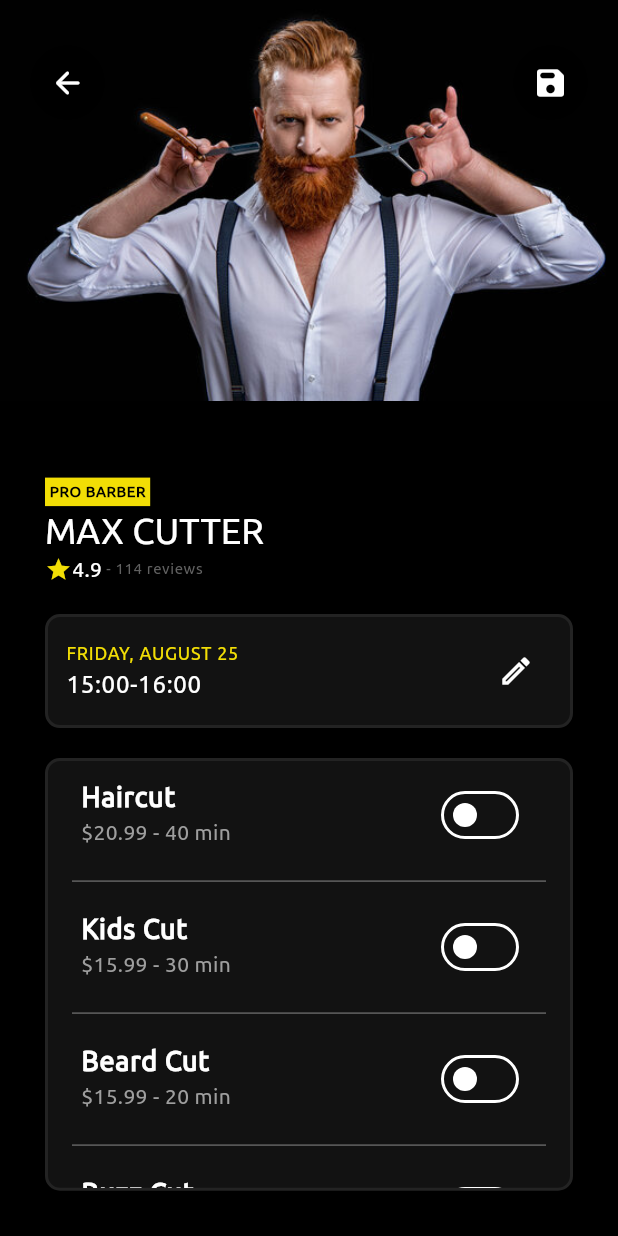
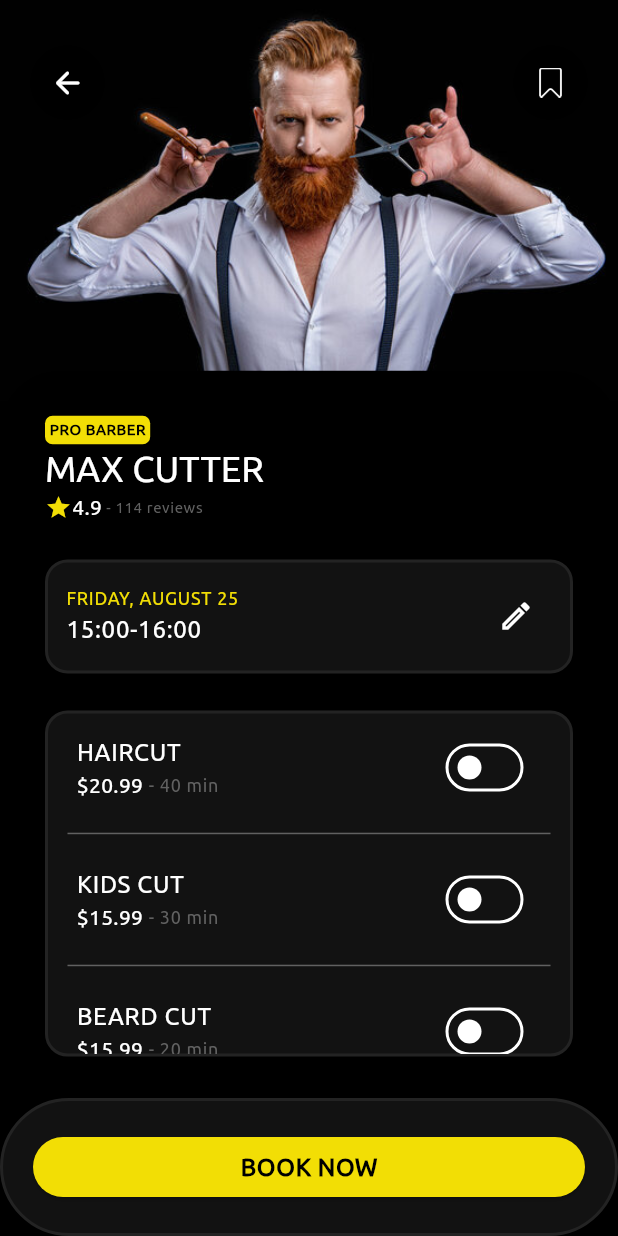
Before and after one commit to hsefakcay/BarberBookingApp, a Flutter app: the screen it shows after launch, after a tap on "MAX CUTTER", on a phone screen of 412 x 824 dp. Run offline on Flutter 3.47's test engine with Material 3 defaults, Android fonts, the phone set to English and light mode, and no system bars; generated files the repository leaves out were written again.

Commit message:
added bottom sheet companent

```diff
--- a/lib/core/constants/colors.dart
+++ b/lib/core/constants/colors.dart
@@ -9,4 +9,5 @@ Color borderDarkColor = const Color(0xFF232323);
 Color orangeColor = const Color(0xFFD96704);
 Color whiteColor = const Color(0xFFFFFFFF);
 Color greyColor = const Color(0xFF616161);
+Color timeContainerColor = const Color(0xFF161616);
 Color greyButtonColor = const Color(0xFF2a2a2a);
--- a/lib/core/constants/themes.dart
+++ b/lib/core/constants/themes.dart
@@ -6,6 +6,8 @@ ThemeData get darkTheme {
     appBarTheme: AppBarTheme(
       color: blackColor,
     ),
+    elevatedButtonTheme:
+        ElevatedButtonThemeData(style: ElevatedButton.styleFrom(backgroundColor: yellowColor)),
     scaffoldBackgroundColor: blackColor,
     checkboxTheme: CheckboxThemeData(fillColor: WidgetStateProperty.all(Colors.green)),
     floatingActionButtonTheme: const FloatingActionButtonThemeData(backgroundColor: Colors.amber),
--- a/lib/main.dart
+++ b/lib/main.dart
@@ -21,7 +21,7 @@ class MyApp extends StatelessWidget {
         GlobalMaterialLocalizations.delegate,
         GlobalCupertinoLocalizations.delegate
       ],
-      supportedLocales: [const Locale("en", ""), const Locale("tr", "")],
+      supportedLocales: const [Locale("en", ""), Locale("tr", "")],
       title: 'Flutter Demo',
       debugShowCheckedModeBanner: false,
       theme: darkTheme,
--- a/lib/model/barber_model.dart
+++ b/lib/model/barber_model.dart
@@ -4,5 +4,5 @@ class Barber {
   final double ratings;
   final int reviews;
 
-  Barber({required this.name, required this.photo, required this.ratings, required this.reviews}) {}
+  Barber({required this.name, required this.photo, required this.ratings, required this.reviews});
 }
--- /dev/null
+++ b/lib/product/widgets/back_button_widget.dart
@@ -0,0 +1,20 @@
+import 'package:barber_booking_app/core/constants/colors.dart';
+import 'package:flutter/material.dart';
+
+class CustomBackButton extends StatelessWidget {
+  const CustomBackButton({
+    super.key,
+  });
+
+  @override
+  Widget build(BuildContext context) {
+    return CircleAvatar(
+        radius: 25,
+        backgroundColor: blackColor,
+        child: IconButton(
+            onPressed: () {
+              Navigator.pop(context);
+            },
+            icon: Icon(Icons.arrow_back_rounded, color: whiteColor)));
+  }
+}
--- a/lib/product/widgets/barber_card_widget.dart
+++ b/lib/product/widgets/barber_card_widget.dart
@@ -1,6 +1,6 @@
 import 'package:barber_booking_app/model/barber_model.dart';
 import 'package:barber_booking_app/core/constants/colors.dart';
-import 'package:barber_booking_app/views/barber_detail_page.dart';
+import 'package:barber_booking_app/views/barber_detail_page/barber_detail_page.dart';
 import 'package:flutter/material.dart';
 import 'package:flutter_gen/gen_l10n/app_localizations.dart';
 
--- a/lib/product/widgets/barbershop_card_widget.dart
+++ b/lib/product/widgets/barbershop_card_widget.dart
@@ -7,9 +7,9 @@ import 'package:barber_booking_app/core/constants/colors.dart';
 
 class BarberShopCard extends StatelessWidget {
   const BarberShopCard({
-    Key? key,
+    super.key,
     required this.barberShop,
-  }) : super(key: key);
+  });
 
   final BarberShop barberShop;
   @override
@@ -54,7 +54,7 @@ class BarberShopCard extends StatelessWidget {
             Row(
               children: [
                 _saveIconButton(context),
-                SizedBox(width: 10),
+                const SizedBox(width: 10),
                 _bookNowButton(appLocalizations, context, width),
               ],
             )
@@ -130,7 +130,7 @@ class BarberShopCard extends StatelessWidget {
         onPressed: () {
           //sayfa X e gitme işlemi
         },
-        icon: Icon(Icons.save),
+        icon: const Icon(Icons.save),
         color: whiteColor,
       ),
     );
--- /dev/null
+++ b/lib/product/widgets/bottom_bar_button_widget.dart
@@ -0,0 +1,39 @@
+// ignore_for_file: public_member_api_docs, sort_constructors_first
+import 'package:flutter/material.dart';
+
+import 'package:barber_booking_app/core/constants/colors.dart';
+
+class BottomBarButton extends StatelessWidget {
+  const BottomBarButton({
+    Key? key,
+    required this.text,
+    required this.backgroundColor,
+    this.onPressed,
+  }) : super(key: key);
+  final String text;
+  final Color backgroundColor;
+  final Function()? onPressed;
+
+  @override
+  Widget build(BuildContext context) {
+    return Container(
+      decoration: BoxDecoration(
+          color: darkGreyColor,
+          border: Border.all(color: borderDarkColor, width: 2),
+          borderRadius: BorderRadius.circular(50)),
+      child: Padding(
+        padding: const EdgeInsets.all(20.0),
+        child: ElevatedButton(
+            style: ElevatedButton.styleFrom(backgroundColor: backgroundColor),
+            onPressed: onPressed,
+            child: Text(
+              text,
+              style: Theme.of(context)
+                  .textTheme
+                  .bodyLarge
+                  ?.copyWith(color: blackColor, fontWeight: FontWeight.bold),
+            )),
+      ),
+    );
+  }
+}
--- /dev/null
+++ b/lib/product/widgets/save_button.dart
@@ -0,0 +1,24 @@
+import 'package:barber_booking_app/core/constants/colors.dart';
+import 'package:flutter/material.dart';
+
+class SaveButton extends StatelessWidget {
+  const SaveButton({
+    super.key,
+  });
+
+  @override
+  Widget build(BuildContext context) {
+    return CircleAvatar(
+      radius: 25,
+      backgroundColor: blackColor,
+      child: InkWell(
+        onTap: () {},
+        child: Image.asset(
+          height: 20,
+          "assets/icons/save_icon.png",
+          color: whiteColor,
+        ),
+      ),
+    );
+  }
+}
--- a/lib/views/barber_detail_page.dart
+++ /dev/null
@@ -1,258 +0,0 @@
-import 'package:barber_booking_app/core/constants/colors.dart';
-import 'package:barber_booking_app/core/constants/sizes.dart';
-import 'package:barber_booking_app/model/barber_model.dart';
-import 'package:barber_booking_app/model/service_model.dart';
-import 'package:flutter/material.dart';
-
-class BarberDetailPage extends StatefulWidget {
-  const BarberDetailPage({super.key, required this.barber});
-  final Barber barber;
-
-  @override
-  State<BarberDetailPage> createState() => _BarberDetailPageState();
-}
-
-class _BarberDetailPageState extends State<BarberDetailPage> {
-  List<Service> services = [
-    Service(name: "Haircut", price: "\$20.99", duration: 40),
-    Service(name: "Kids Cut", price: "\$15.99", duration: 30),
-    Service(name: "Beard Cut", price: "\$15.99", duration: 20),
-    Service(name: "Buzz Cut", price: "\$18.99", duration: 30),
-    Service(name: "Hair Color", price: "\$25.99", duration: 50),
-  ];
-  bool switchValue = false;
-  @override
-  Widget build(BuildContext context) {
-    return Scaffold(
-      body: Stack(
-        clipBehavior: Clip.none,
-        alignment: AlignmentDirectional.topStart,
-        children: <Widget>[
-          Positioned(
-            child: IgnorePointer(
-              ignoring: true,
-              child: SizedBox(
-                height: MediaQuery.sizeOf(context).height,
-                child: Image.asset(
-                  alignment: Alignment.topCenter,
-                  "assets/images/${widget.barber.photo}",
-                  fit: BoxFit.fitWidth,
-                ),
-              ),
-            ),
-          ),
-          Positioned(
-              top: 30,
-              left: 20,
-              child: CircleAvatar(
-                  radius: 25,
-                  backgroundColor: blackColor,
-                  child: IconButton(
-                      onPressed: () {
-                        Navigator.pop(context);
-                      },
-                      icon: Icon(Icons.arrow_back_rounded, color: whiteColor)))),
-          Positioned(
-              top: 30,
-              right: 20,
-              child: CircleAvatar(
-                radius: 25,
-                backgroundColor: blackColor,
-                child:
-                    IconButton(onPressed: () {}, icon: Icon(Icons.save_rounded, color: whiteColor)),
-              )),
-          Positioned(
-              top: MediaQuery.sizeOf(context).height * 0.35,
-              child: Container(
-                width: MediaQuery.sizeOf(context).width,
-                height: MediaQuery.sizeOf(context).height,
-                decoration: BoxDecoration(
-                    color: blackColor,
-                    borderRadius: const BorderRadius.only(
-                        topLeft: Radius.circular(40), topRight: Radius.circular(40))),
-                child: Padding(
-                  padding: const EdgeInsets.symmetric(horizontal: 30, vertical: 30),
-                  child: Column(
-                    children: [
-                      Column(
-                        crossAxisAlignment: CrossAxisAlignment.start,
-                        children: [
-                          Container(
-                              color: yellowColor,
-                              child: Padding(
-                                padding: const EdgeInsets.all(3.0),
-                                child: Text("PRO BARBER",
-                                    style: Theme.of(context)
-                                        .textTheme
-                                        .bodySmall
-                                        ?.copyWith(color: blackColor, fontWeight: FontWeight.w900)),
-                              )),
-                          Text(widget.barber.name,
-                              style: Theme.of(context).textTheme.headlineSmall),
-                          Row(children: [
-                            Icon(Icons.star_sharp, size: IconSizes.mediumIcon, color: yellowColor),
-                            Text(widget.barber.ratings.toString(),
-                                style: Theme.of(context).textTheme.bodyMedium),
-                            Text(" - ${widget.barber.reviews} reviews",
-                                style: Theme.of(context).textTheme.bodySmall)
-                          ])
-                        ],
-                      ),
-                      const SizedBox(height: 20),
-                      Column(
-                        children: [
-                          Container(
-                            decoration: BoxDecoration(
-                                color: darkGreyColor,
-                                border: Border.all(color: borderDarkColor, width: 2),
-                                borderRadius: BorderRadius.circular(10)),
-                            child: Padding(
-                              padding: const EdgeInsets.all(12.0),
-                              child: Row(
-                                mainAxisAlignment: MainAxisAlignment.spaceBetween,
-                                children: [
-                                  Column(
-                                    crossAxisAlignment: CrossAxisAlignment.start,
-                                    children: [
-                                      Text(
-                                        "FRIDAY, AUGUST 25",
-                                        style: Theme.of(context)
-                                            .textTheme
-                                            .labelSmall
-                                            ?.copyWith(color: yellowColor),
-                                      ),
-                                      Text("15:00-16:00",
-                                          style: Theme.of(context).textTheme.bodyLarge)
-                                    ],
-                                  ),
-                                  IconButton(
-                                      onPressed: () {
-                                        _showBottomSheet(context);
-                                      },
-                                      icon: const Icon(Icons.edit_outlined,
-                                          size: IconSizes.largeIcon))
-                                ],
-                              ),
-                            ),
-                          ),
-                          const SizedBox(height: 20),
-                          Container(
-                            height: MediaQuery.sizeOf(context).height * 0.35,
-                            decoration: BoxDecoration(
-                                color: darkGreyColor,
-                                border: Border.all(color: borderDarkColor, width: 2),
-                                borderRadius: BorderRadius.circular(10)),
-                            child: Padding(
-                              padding: const EdgeInsets.symmetric(horizontal: 6),
-                              child: ListView.builder(
-                                  itemCount: services.length,
-                                  itemBuilder: (context, index) {
-                                    var service = services[index];
-
-                                    return Column(
-                                      children: [
-                                        SwitchListTile(
-                                          title: Text(
-                                            service.name,
-                                            style: const TextStyle(
-                                              color: Colors.white, // Yazı rengi
-                                              fontSize: 18,
-                                              fontWeight: FontWeight.bold,
-                                            ),
-                                          ),
-                                          subtitle: Text(
-                                            "${service.price} - ${service.duration} min",
-                                            style: const TextStyle(
-                                              color: Colors.grey, // Alt yazı rengi
-                                              fontSize: 14,
-                                            ),
-                                          ),
-                                          value: service.isSelected, // Her öğe için durum
-                                          activeColor: Colors.yellow,
-                                          onChanged: (newValue) {
-                                            setState(() {
-                                              service.isSelected = newValue; // Durum güncelleniyor
-                                            });
-                                          },
-                                        ),
-                                        Divider(color: greyColor, indent: 10, endIndent: 10),
-                                      ],
-                                    );
-                                  }),
-                            ),
-                          ),
-                        ],
-                      ),
-                    ],
-                  ),
-                ),
-              )),
-        ],
-      ),
-    );
-  }
-
-  Future _showBottomSheet(BuildContext context) {
-    return showModalBottomSheet(
-      context: context,
-      isScrollControlled: true,
-      barrierColor: Colors.transparent,
-      builder: (context) {
-        return Container(
-          height: MediaQuery.sizeOf(context).height * 0.8,
-          width: MediaQuery.sizeOf(context).width,
-          decoration: BoxDecoration(color: darkGreyColor, borderRadius: BorderRadius.circular(50)),
-          child: Padding(
-            padding: const EdgeInsets.symmetric(horizontal: 30, vertical: 20),
-            child: Column(
-              crossAxisAlignment: CrossAxisAlignment.start,
-              children: [
-                Text("DATE & TIME"),
-                Container(
-                  decoration: BoxDecoration(
-                      color: darkGreyColor,
-                      border: Border.all(color: borderDarkColor, width: 2),
-                      borderRadius: BorderRadius.circular(10)),
-                  child: Row(
-                    mainAxisAlignment: MainAxisAlignment.spaceBetween,
-                    children: [
-                      IconButton(onPressed: () {}, icon: Icon(Icons.arrow_back_rounded)),
-                      Text("AUGUST 2024"),
-                      IconButton(onPressed: () {}, icon: Icon(Icons.arrow_forward_rounded)),
-                    ],
-                  ),
-                ),
-                Column(
-                  children: [
-                    Text("DATE"),
-                    Container(
-                      child: Text("25"),
-                      height: 50,
-                      width: 50,
-                      color: yellowColor,
-                    )
-                  ],
-                ),
-                Column(
-                  children: [
-                    Text("TIME"),
-                    Container(
-                      height: 100,
-                      width: 100,
-                      color: yellowColor,
-                    ),
-                    Container(
-                      height: 100,
-                      width: 100,
-                      color: yellowColor,
-                    ),
-                  ],
-                )
-              ],
-            ),
-          ),
-        );
-      },
-    );
-  }
-}
--- /dev/null
+++ b/lib/views/barber_detail_page/barber_detail_page.dart
@@ -0,0 +1,189 @@
+import 'package:barber_booking_app/core/constants/colors.dart';
+import 'package:barber_booking_app/core/constants/sizes.dart';
+import 'package:barber_booking_app/model/barber_model.dart';
+import 'package:barber_booking_app/model/service_model.dart';
+import 'package:barber_booking_app/product/widgets/back_button_widget.dart';
+import 'package:barber_booking_app/product/widgets/bottom_bar_button_widget.dart';
+import 'package:barber_booking_app/product/widgets/save_button.dart';
+import 'package:barber_booking_app/views/barber_detail_page/widgets/bottom_sheet_widget.dart';
+import 'package:barber_booking_app/views/barber_detail_page/widgets/pro_barber_label.dart';
+import 'package:flutter/material.dart';
+
+class BarberDetailPage extends StatefulWidget {
+  const BarberDetailPage({super.key, required this.barber});
+  final Barber barber;
+
+  @override
+  State<BarberDetailPage> createState() => _BarberDetailPageState();
+}
+
+class _BarberDetailPageState extends State<BarberDetailPage> {
+  List<Service> services = [
+    Service(name: "HAIRCUT", price: "\$20.99", duration: 40),
+    Service(name: "KIDS CUT", price: "\$15.99", duration: 30),
+    Service(name: "BEARD CUT", price: "\$15.99", duration: 20),
+    Service(name: "BUZZ CUT", price: "\$18.99", duration: 30),
+    Service(name: "HAIR COLOR", price: "\$25.99", duration: 50),
+  ];
+  final String bottomButtonText = "BOOK NOW";
+  @override
+  Widget build(BuildContext context) {
+    return Scaffold(
+      bottomNavigationBar:
+          BottomBarButton(text: bottomButtonText, backgroundColor: yellowColor, onPressed: () {}),
+      body: Stack(
+        clipBehavior: Clip.none,
+        alignment: AlignmentDirectional.topStart,
+        children: <Widget>[
+          Positioned(child: _barberImage(context)),
+          const Positioned(top: 30, left: 20, child: CustomBackButton()),
+          const Positioned(top: 30, right: 20, child: SaveButton()),
+          Positioned(
+              top: MediaQuery.sizeOf(context).height * 0.3,
+              child: Container(
+                width: MediaQuery.sizeOf(context).width,
+                height: MediaQuery.sizeOf(context).height,
+                decoration: BoxDecoration(
+                    color: blackColor,
+                    borderRadius: const BorderRadius.only(
+                        topLeft: Radius.circular(40), topRight: Radius.circular(40))),
+                child: Padding(
+                  padding: const EdgeInsets.symmetric(horizontal: 30, vertical: 30),
+                  child: Column(
+                    children: [
+                      Column(
+                        crossAxisAlignment: CrossAxisAlignment.start,
+                        children: [
+                          const ProBarberLabel(),
+                          _buildBarberName(context),
+                          BuildBarberRatings(barber: widget.barber)
+                        ],
+                      ),
+                      SizedBox(height: MediaQuery.sizeOf(context).height * 0.03),
+                      Column(
+                        children: [
+                          _bookingDateCard(context),
+                          SizedBox(height: MediaQuery.sizeOf(context).height * 0.03),
+                          serviceOptionsList(context),
+                        ],
+                      ),
+                    ],
+                  ),
+                ),
+              )),
+        ],
+      ),
+    );
+  }
+
+  Container serviceOptionsList(BuildContext context) {
+    return Container(
+      height: MediaQuery.sizeOf(context).height * 0.28,
+      decoration: BoxDecoration(
+          color: darkGreyColor,
+          border: Border.all(color: borderDarkColor, width: 2),
+          borderRadius: BorderRadius.circular(15)),
+      child: Padding(
+        padding: const EdgeInsets.symmetric(horizontal: 3),
+        child: ListView.builder(
+            padding: EdgeInsets.zero,
+            itemCount: services.length,
+            itemBuilder: (context, index) {
+              var service = services[index];
+              return Column(
+                children: [
+                  SwitchListTile(
+                    title: Text(service.name, style: Theme.of(context).textTheme.bodyLarge),
+                    subtitle: Row(
+                      children: [
+                        Text("${service.price} ", style: Theme.of(context).textTheme.bodyMedium),
+                        Text("- ${service.duration} min",
+                            style: Theme.of(context).textTheme.labelSmall),
+                      ],
+                    ),
+                    value: service.isSelected, // Her öğe için durum
+                    activeColor: Colors.yellow,
+                    onChanged: (newValue) {
+                      setState(() {
+                        service.isSelected = newValue; // Durum güncelleniyor
+                      });
+                    },
+                  ),
+                  Divider(color: greyColor, indent: 10, endIndent: 10),
+                ],
+              );
+            }),
+      ),
+    );
+  }
+
+  Container _bookingDateCard(BuildContext context) {
+    return Container(
+      decoration: BoxDecoration(
+          color: darkGreyColor,
+          border: Border.all(color: borderDarkColor, width: 2),
+          borderRadius: BorderRadius.circular(15)),
+      child: Padding(
+        padding: const EdgeInsets.all(12.0),
+        child: Row(
+          mainAxisAlignment: MainAxisAlignment.spaceBetween,
+          children: [_dateAndTime(context), editButton(context)],
+        ),
+      ),
+    );
+  }
+
+  IconButton editButton(BuildContext context) {
+    return IconButton(
+        onPressed: () {
+          bottomSheet(context);
+        },
+        icon: const Icon(Icons.edit_outlined, size: IconSizes.largeIcon));
+  }
+
+  Column _dateAndTime(BuildContext context) {
+    return Column(
+      crossAxisAlignment: CrossAxisAlignment.start,
+      children: [
+        Text(
+          "FRIDAY, AUGUST 25",
+          style: Theme.of(context).textTheme.labelSmall?.copyWith(color: yellowColor),
+        ),
+        Text("15:00-16:00", style: Theme.of(context).textTheme.bodyLarge)
+      ],
+    );
+  }
+
+  Text _buildBarberName(BuildContext context) {
+    return Text(widget.barber.name, style: Theme.of(context).textTheme.headlineSmall);
+  }
+
+  SizedBox _barberImage(BuildContext context) {
+    return SizedBox(
+      height: MediaQuery.sizeOf(context).height,
+      child: Image.asset(
+        alignment: Alignment.topCenter,
+        "assets/images/${widget.barber.photo}",
+        fit: BoxFit.contain,
+      ),
+    );
+  }
+}
+
+class BuildBarberRatings extends StatelessWidget {
+  const BuildBarberRatings({
+    super.key,
+    required this.barber,
+  });
+
+  final Barber barber;
+
+  @override
+  Widget build(BuildContext context) {
+    return Row(children: [
+      Icon(Icons.star_sharp, size: IconSizes.mediumIcon, color: yellowColor),
+      Text(barber.ratings.toString(), style: Theme.of(context).textTheme.bodyMedium),
+      Text(" - ${barber.reviews} reviews", style: Theme.of(context).textTheme.bodySmall)
+    ]);
+  }
+}
--- /dev/null
+++ b/lib/views/barber_detail_page/widgets/pro_barber_label.dart
@@ -0,0 +1,22 @@
+import 'package:barber_booking_app/core/constants/colors.dart';
+import 'package:flutter/material.dart';
+
+class ProBarberLabel extends StatelessWidget {
+  const ProBarberLabel({
+    super.key,
+  });
+
+  @override
+  Widget build(BuildContext context) {
+    return Container(
+        decoration: BoxDecoration(color: yellowColor, borderRadius: BorderRadius.circular(5)),
+        child: Padding(
+          padding: const EdgeInsets.all(3.0),
+          child: Text("PRO BARBER",
+              style: Theme.of(context)
+                  .textTheme
+                  .bodySmall
+                  ?.copyWith(color: blackColor, fontWeight: FontWeight.w900)),
+        ));
+  }
+}
--- a/lib/views/home_page.dart
+++ b/lib/views/home_page.dart
@@ -75,7 +75,7 @@ class HomePage extends StatelessWidget {
           child: Text(appLocalizations?.nearbyBarbershops ?? "",
               style: Theme.of(context).textTheme.labelMedium),
         ),
-        Container(
+        SizedBox(
           height: height * 0.47,
           child: ListView(scrollDirection: Axis.horizontal, children: <Widget>[
             BarberShopCard(
@@ -125,11 +125,9 @@ class HomePage extends StatelessWidget {
       decoration: InputDecoration(
           filled: true,
           fillColor: darkGreyColor,
-          prefixIcon: Icon(Icons.search),
+          prefixIcon: const Icon(Icons.search),
           prefixIconColor: yellowColor,
-          border: OutlineInputBorder(
-              borderSide: BorderSide(color: darkGreyColor),
-              borderRadius: BorderRadius.circular(20)),
+          border: OutlineInputBorder(borderRadius: BorderRadius.circular(20)),
           hintText: appLocalizations?.search ?? "",
           hintStyle: TextStyle(color: greyColor, fontFamily: "Ubuntu")),
     );
--- a/pubspec.yaml
+++ b/pubspec.yaml
@@ -69,6 +69,8 @@ flutter:
 
   assets:
       - assets/images/
+      - assets/icons/
+
 
 
   # To add assets to your application, add an assets section, like this:
```
Also changed, not shown: lib/views/barber_detail_page/widgets/bottom_sheet_widget.dart (added, +164 -0 lines), assets/icons/save_icon.png (added).
